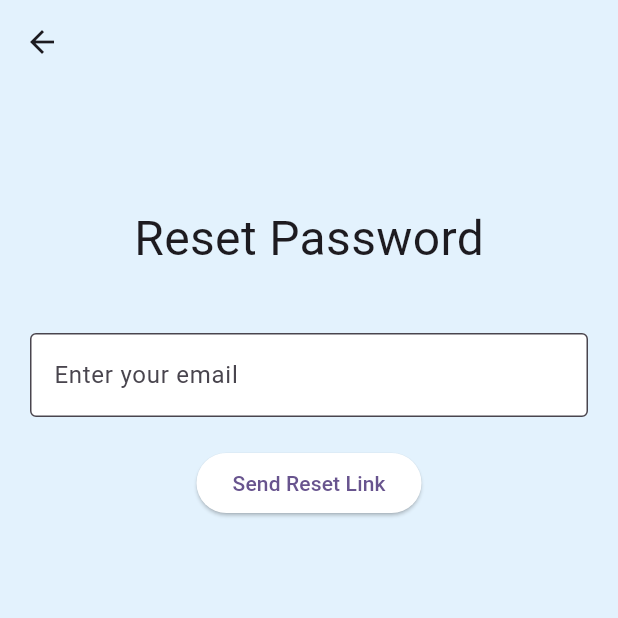
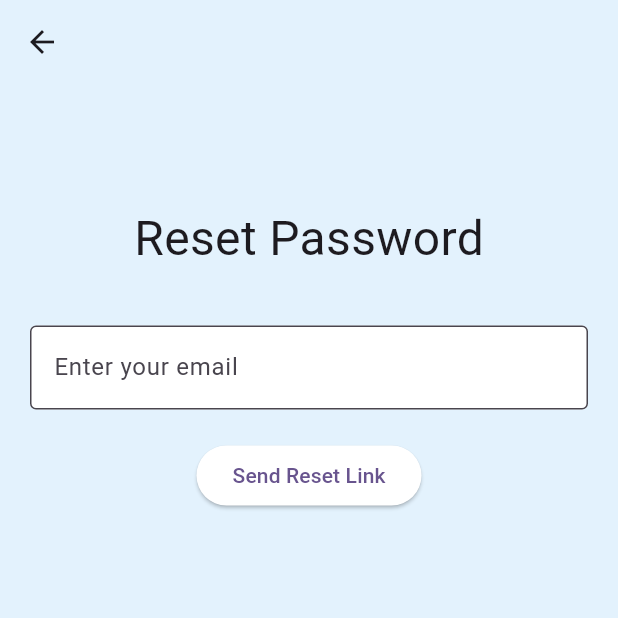
Before and after one commit to limys0713/Flutter_Projects, a Flutter app: the ChangePassword screen opened directly, on a phone screen of 412 x 824 dp, the top half of it. Run offline on Flutter 3.47's test engine with Material 3 defaults, Android fonts, the phone set to English and light mode, and no system bars; our stand-ins replace firebase_auth, firebase_core, just_audio; missing offline and left inert: record; accounts and stored records are empty.

Commit message:
Update Reset Password UI

```diff
--- a/finalproject_coursework/lib/change_password.dart
+++ b/finalproject_coursework/lib/change_password.dart
@@ -53,12 +53,12 @@ class _ChangePasswordState extends State<ChangePassword> {
       ),
       backgroundColor: Colors.blue[50],
       body: Padding(
-        padding: EdgeInsets.symmetric(vertical: 80, horizontal: 20),
+        padding: const EdgeInsets.symmetric(vertical: 80, horizontal: 20),
         child: Column(
           mainAxisSize: MainAxisSize.min,
           children: [
             Text('Reset Password', style: TextStyle(fontSize: 32)),
-            SizedBox(height: 40),
+            SizedBox(height: 35),
             TextField(
               controller: resetPasswordEmailController,
               decoration: InputDecoration(
@@ -72,7 +72,7 @@ class _ChangePasswordState extends State<ChangePassword> {
             ElevatedButton(
                 onPressed: resetPassword,
                 style: ElevatedButton.styleFrom(backgroundColor: Colors.white),
-                child: Text('Send Reset Link')
+                child: const Text('Send Reset Link')
             )
           ],
         ),
```
